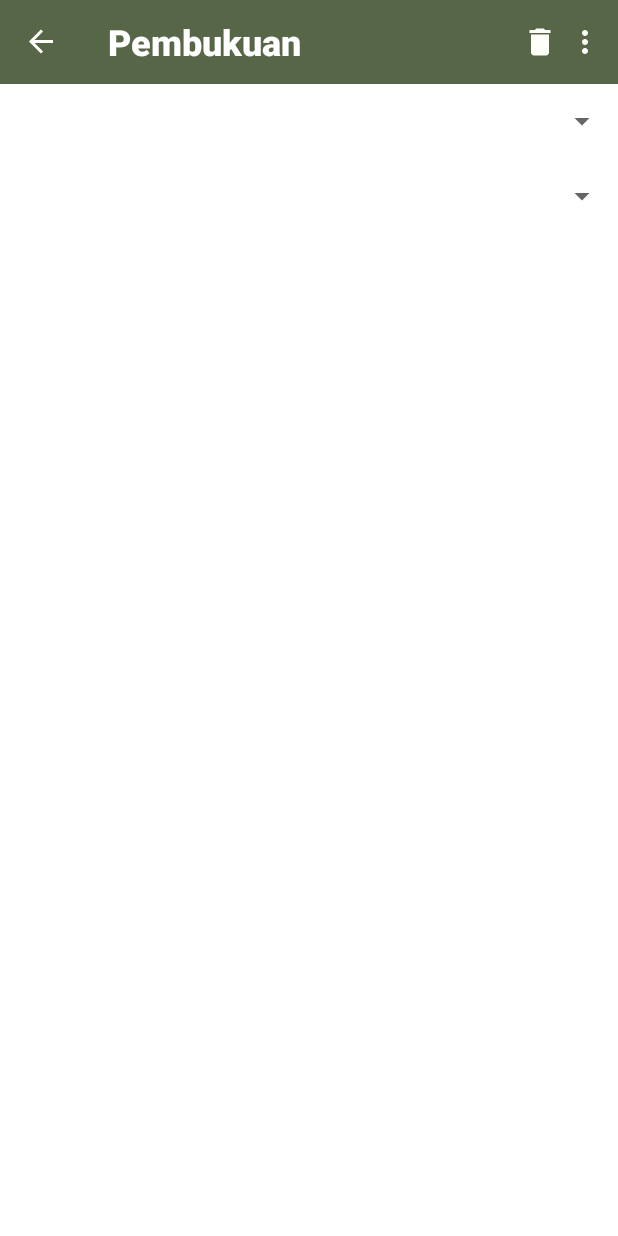
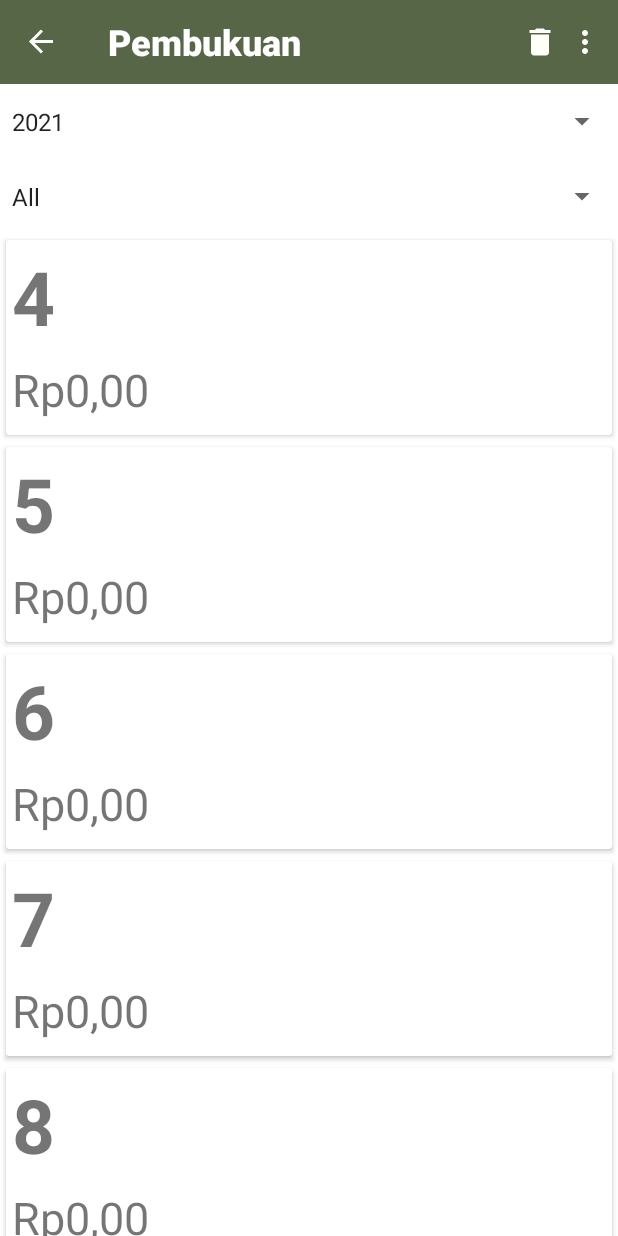
Before and after one commit to Safina98/App21, an Android app: the BookSummaryFragment screen opened through its navigation route, in the options menu, after a tap on "Import Data", on a phone screen of 412 x 824 dp. Run offline under Robolectric (Android 15) with nearby library versions, the phone set to English and light mode, and no system bars; our stand-ins replace Room's generated code, data binding, navigation-ui; Roboto replaces fonts that are not available here.

Commit message:
fix summary rv

```diff
--- a/app/src/main/java/com/example/app21try6/bookkeeping/editdetail/BookKeepeingFragment.kt
+++ b/app/src/main/java/com/example/app21try6/bookkeeping/editdetail/BookKeepeingFragment.kt
@@ -3,6 +3,7 @@ package com.example.app21try6.bookkeeping.editdetail
 import android.app.AlertDialog
 import android.os.Bundle
 import android.text.InputType
+import android.util.Log
 import androidx.fragment.app.Fragment
 import android.view.LayoutInflater
 import android.view.View
@@ -37,6 +38,7 @@ class BookKeepeingFragment : Fragment() {
         val dataSource2 = VendibleDatabase.getInstance(application).productDao
 
         val date= arguments?.let { BookKeepeingFragmentArgs.fromBundle(it).date }
+
         //Toast.makeText(context, date!![2]?.toString(),Toast.LENGTH_LONG).show()
         val viewModelFactory = BookkeepingViewModelFactory(dataSource,dataSource2,application, date!!)
         binding.lifecycleOwner = this
--- a/app/src/main/java/com/example/app21try6/bookkeeping/editdetail/BookkeepingViewModel.kt
+++ b/app/src/main/java/com/example/app21try6/bookkeeping/editdetail/BookkeepingViewModel.kt
@@ -26,16 +26,13 @@ class BookkeepingViewModel(val database: SummaryDbDao,
     private val uiScope = CoroutineScope(Dispatchers.Main +  viewModelJob)
     private val months = arrayOf("all","Januari", "Februari", "Maret","April","Mei","Juni","Juli","Agustus","September","Oktober","November","Desember")
     val dayly_sells = database.getToday(date[0].toInt(), date[1], date[2].toInt())
-    val totalToday = database.getTotalToday(date[0].toInt(), date[1], date[2].toInt())
-
-    val playerName: LiveData<String> =
-            Transformations.map(totalToday) { formatRupiah(it).toString() }
+    // edited val totalToday = database.getTotalToday(date[0].toInt(), date[1], date[2].toInt())
+    //edited val playerName: LiveData<String> =
+      //edited      Transformations.map(totalToday) { formatRupiah(it).toString() }
     val inFormat = SimpleDateFormat("dd-MM-yyyy")
     val day = android.text.format.DateFormat.format("EEEE",inFormat.parse(date[2].toString()+"-"+months.indexOf(date[1]).toString()+"-"+date[0].toString())) as String
     val day_string = day +", "+date[2]+" "+date[1]+", "+date[0]
-
     var all_item_from_db = database2.getAllProduct()
-
     private val _navigateToVendible = MutableLiveData<Boolean>()
     val navigateToVendible:LiveData<Boolean>
         get() = _navigateToVendible
--- a/app/src/main/java/com/example/app21try6/bookkeeping/summary/BookSummaryFragment.kt
+++ b/app/src/main/java/com/example/app21try6/bookkeeping/summary/BookSummaryFragment.kt
@@ -12,26 +12,25 @@ import android.os.Bundle
 import android.os.Environment
 import android.util.Log
 import android.view.*
+import android.widget.AdapterView
+import android.widget.ArrayAdapter
 import android.widget.Button
 import android.widget.Toast
 import androidx.activity.result.contract.ActivityResultContracts
+import androidx.annotation.RequiresApi
 import androidx.core.app.ActivityCompat
 import androidx.core.content.ContextCompat
 import androidx.core.content.FileProvider
 import androidx.databinding.DataBindingUtil
 import androidx.fragment.app.Fragment
-import androidx.fragment.app.FragmentManager
 import androidx.fragment.app.viewModels
 import androidx.lifecycle.Observer
 import androidx.lifecycle.ViewModelProvider
 import androidx.navigation.fragment.findNavController
-import com.example.app21try6.BuildConfig
 import com.example.app21try6.database.SummaryDatabase
 import com.example.app21try6.databinding.FragmentBookSummaryBinding
 import java.io.*
 import java.lang.Exception
-import java.lang.IllegalStateException
-import java.lang.IndexOutOfBoundsException
 import java.text.SimpleDateFormat
 import java.util.*
 
@@ -48,7 +47,6 @@ class BookSummaryFragment : Fragment(){
     // for storing our images
     lateinit var bmp: Bitmap
     lateinit var scaledbmp: Bitmap // creating a bitmap variable
-    // for storing our images
 
     // constant code for runtime permissions
     private val PERMISSION_REQUEST_CODE = 200
@@ -76,6 +74,7 @@ class BookSummaryFragment : Fragment(){
     }
 
 
+    @RequiresApi(Build.VERSION_CODES.O)
     override fun onCreateView(inflater: LayoutInflater, container: ViewGroup?,
                               savedInstanceState: Bundle?): View? {
         // Inflate the layout for this fragment
@@ -93,24 +92,52 @@ class BookSummaryFragment : Fragment(){
         } else {
            requestPermission()
         }
+        summaryViewModel.initialRv()
         val adapter = SummaryAdapter(SummaryListener {
+
+            summaryViewModel.onRvClick(it)
                     //if (it.day_n==0) {
+            /*
             if (summaryViewModel.is_month.value ==true){
                 Toast.makeText(context, it.month_n.toString(), Toast.LENGTH_LONG).show()
                 summaryViewModel._itemMonthPosition.value = summaryViewModel.months_list.indexOf(it.month_n)
                 summaryViewModel.onMontSelected()
-
             } else{
                 var date = arrayOf(it.year_n.toString(),it.month_n,it.day_n.toString())
                 summaryViewModel.onMonthDoneSelected()
                 summaryViewModel.onDayClicked(date)
                     }
+
+             */
                 })
         binding.recyclerViewSumary.adapter = adapter
 
         summaryViewModel.allItemFromSummary.observe(viewLifecycleOwner, Observer {
            // Toast.makeText(context,it.toString(),Toast.LENGTH_SHORT).show()
         })
+        val adapterYear = ArrayAdapter(requireContext(), R.layout.simple_dropdown_item_1line, viewModel.year_list)
+        binding.spinner.adapter = adapterYear
+
+        val adapterMonth = ArrayAdapter(requireContext(), R.layout.simple_dropdown_item_1line, viewModel.months_list)
+        binding.spinnerM.adapter = adapterMonth
+
+        binding.spinner.onItemSelectedListener = object : AdapterView.OnItemSelectedListener {
+            override fun onItemSelected(parent: AdapterView<*>, view: View?, position: Int, id: Long) {
+                val selectedItem = parent.getItemAtPosition(position).toString()
+                summaryViewModel.setSelectedYear(selectedItem)
+            }
+            override fun onNothingSelected(parent: AdapterView<*>) {
+            }
+        }
+        binding.spinnerM.onItemSelectedListener = object : AdapterView.OnItemSelectedListener {
+            override fun onItemSelected(parent: AdapterView<*>, view: View?, position: Int, id: Long) {
+                val selectedItem = parent.getItemAtPosition(position).toString()
+                summaryViewModel.setSelectedMonth(selectedItem)
+            }
+            override fun onNothingSelected(parent: AdapterView<*>) {
+            }
+        }
+        /*
         summaryViewModel.is_month.observe(requireActivity(), Observer {
             summaryViewModel.__days?.observe(viewLifecycleOwner, Observer {
                 it?.let {
@@ -120,6 +147,22 @@ class BookSummaryFragment : Fragment(){
             })
         })
 
+         */
+        summaryViewModel.selectedYear.observe(viewLifecycleOwner) {
+            // Handle the selected value
+            viewModel.updateRvNew()
+        }
+        summaryViewModel.selectedMonth.observe(viewLifecycleOwner){
+            viewModel.updateRvNew()
+        }
+        summaryViewModel.recyclerViewData.observe(viewLifecycleOwner){
+            it?.let {
+                Log.i("SUMMARYRV",it.toString())
+                adapter.submitList(it)
+                adapter.notifyDataSetChanged()
+            }
+        }
+        /*
         summaryViewModel._itemPosition.observe(requireActivity(),
                 object : Observer<Int> {
                     override fun onChanged(t: Int) {
@@ -131,6 +174,9 @@ class BookSummaryFragment : Fragment(){
                             }
                         })
                     }})
+
+         */
+        /*
         summaryViewModel._itemMonthPosition.observe(requireActivity(),
                 object : Observer<Int> {
                     override fun onChanged(t: Int?) {
@@ -145,6 +191,8 @@ class BookSummaryFragment : Fragment(){
                             }
                         })
                     }})
+
+         */
         summaryViewModel.navigateBookKeeping.observe(viewLifecycleOwner, Observer { date->
             date?.let {
                 this.findNavController().navigate(BookSummaryFragmentDirections.actionBookSummaryFragmentToBookKeepeingFragment3(date))
--- a/app/src/main/java/com/example/app21try6/bookkeeping/summary/ListModel.kt
+++ b/app/src/main/java/com/example/app21try6/bookkeeping/summary/ListModel.kt
@@ -2,5 +2,4 @@ package com.example.app21try6.bookkeeping.summary
 
 data class ListModel(var year_n:Int,var month_n:String, var month_nbr:Int,var day_n: Int,var nama:String,var day_name:String, var total:Double){
     constructor():this(0,"",0,0,"","",0.0)
-
 }
--- a/app/src/main/java/com/example/app21try6/bookkeeping/summary/SummaryAdapter.kt
+++ b/app/src/main/java/com/example/app21try6/bookkeeping/summary/SummaryAdapter.kt
@@ -69,7 +69,6 @@ class ProductDiffCallback: DiffUtil.ItemCallback<ListModel>() {
 
 class SummaryListener (val clickListener:(product: ListModel)->Unit){
     fun onClick(product: ListModel) = clickListener(product)
-
 }
 class SummaryLongListener(val longListener:(product: ListModel)->Unit ){
     fun onLongClick(v: View, product: ListModel):Boolean{
--- a/app/src/main/java/com/example/app21try6/bookkeeping/summary/SummaryViewModel.kt
+++ b/app/src/main/java/com/example/app21try6/bookkeeping/summary/SummaryViewModel.kt
@@ -3,23 +3,20 @@ package com.example.app21try6.bookkeeping.summary
 import android.R
 import android.annotation.SuppressLint
 import android.app.Application
-import android.content.Intent
 import android.database.sqlite.SQLiteException
-import android.graphics.Bitmap
 import android.graphics.Canvas
 import android.graphics.Paint
 import android.graphics.Typeface
 import android.graphics.pdf.PdfDocument
 import android.os.Build
-import android.os.Environment
 import android.util.Log
 import android.widget.Toast
 import androidx.annotation.RequiresApi
 import androidx.core.content.ContextCompat
 import androidx.lifecycle.AndroidViewModel
+import androidx.lifecycle.LiveData
 import androidx.lifecycle.MutableLiveData
-import com.example.app21try6.database.Product
-import com.example.app21try6.database.SubProduct
+import androidx.lifecycle.viewModelScope
 import com.example.app21try6.database.Summary
 import com.example.app21try6.database.SummaryDbDao
 import kotlinx.coroutines.*
@@ -46,7 +43,7 @@ class SummaryViewModel (val database: SummaryDbDao, application: Application):An
     private val PERMISSION_REQUEST_CODE = 200
 
     //Variables
-    val months_list = arrayOf("all","Januari", "Februari", "Maret","April","Mei","Juni","Juli","Agustus","September","Oktober","November","Desember")
+    val months_list = arrayOf("All","Januari", "Februari", "Maret","April","Mei","Juni","Juli","Agustus","September","Oktober","November","Desember")
     val year_list = arrayOf("2021","2022","2023","2024","2025","2026","2027","2028","2029","2030","2031")
     val year = Calendar.getInstance().get(Calendar.YEAR)
     var _itemPosition = MutableLiveData<Int>(year_list.indexOf(year.toString()))
@@ -70,6 +67,16 @@ class SummaryViewModel (val database: SummaryDbDao, application: Application):An
         }
     }
     val allItemFromSummary = database.getAllSummary()
+
+    private val _selectedYear= MutableLiveData<Int>(year)
+    val selectedYear
+        get() = _selectedYear
+    private val _selectedMonth= MutableLiveData<String>("All")
+    val selectedMonth
+        get() = _selectedMonth
+    private val _recyclerViewData = MutableLiveData<List<ListModel>>()
+    val recyclerViewData: LiveData<List<ListModel>>
+        get() = _recyclerViewData
 
     private val _navigateBookKeeping = MutableLiveData<Array<String>>()
     val navigateBookKeeping
@@ -101,6 +108,116 @@ class SummaryViewModel (val database: SummaryDbDao, application: Application):An
                 Toast.makeText(getApplication(),year,Toast.LENGTH_SHORT).show()
             }
             Toast.makeText(getApplication(),"Finnised",Toast.LENGTH_SHORT).show()
+        }
+    }
+    fun onRvClick(listModel: ListModel){
+        if (selectedMonth.value!="All"){
+            var clickedDate = arrayOf(listModel.year_n.toString(),listModel.month_n,listModel.day_n.toString())
+            Log.i("BOOKEEPING",clickedDate.toString())
+            onDayClick(clickedDate)
+        }else{
+            setSelectedMonth(listModel.month_n)
+            setSelectedYear(listModel.year_n.toString())}
+    }
+    fun setSelectedYear(year:String){
+        _selectedYear.value = year.toInt()
+    }
+    fun setSelectedMonth(month:String){
+        selectedMonth.value = month
+    }
+    fun monthToNumber(monthString: String):Int{
+        val monthNumbers = mapOf(
+            "Januari" to 1,
+            "Februari" to 2,
+            "Maret" to 3,
+            "April" to 4,
+            "Mei" to 5,
+            "Juni" to 6,
+            "Juli" to 7,
+            "Agustus" to 8,
+            "September" to 9,
+            "Oktober" to 10,
+            "November" to 11,
+            "Desember" to 12
+        )
+        val month = monthNumbers[monthString]
+            ?: throw IllegalArgumentException("Invalid month name: $monthString")
+        return month ?: 0
+    }
+    @RequiresApi(Build.VERSION_CODES.O)
+    fun getNumberOfDaysInMonth(year: Int, month: Int, locale: Locale = Locale("id")): Int {
+        val yearMonth = YearMonth.of(year, month)
+        return yearMonth.lengthOfMonth()
+    }
+    fun initialRv(){
+        var initialList = mutableListOf<ListModel>()
+        for(i in months_list){
+            if(i!="All"){
+                initialList.add(ListModel(0,i,0,0,i,"",0.0))
+            }
+        }
+        _recyclerViewData.value = initialList
+
+    }
+    @RequiresApi(Build.VERSION_CODES.O)
+    fun updateRvNew() {
+        viewModelScope.launch {
+            val currentList = mutableListOf<ListModel>()
+            if (selectedMonth.value == "All") {
+                initialRv()
+                val filteredData = getMonthlyData()
+                updateListWithFilteredData(currentList, filteredData)
+            } else {
+                val filteredData = getDailyDataForSelectedMonth()
+                updateListForSelectedMonth(currentList, filteredData)
+            }
+            _recyclerViewData.value = currentList
+        }
+    }
+
+    @RequiresApi(Build.VERSION_CODES.O)
+    private suspend fun getMonthlyData(): List<ListModel> {
+        return withContext(Dispatchers.IO) {
+            database.getMonthlyData(_selectedYear.value ?: year)
+        }
+    }
+
+    @RequiresApi(Build.VERSION_CODES.O)
+    private suspend fun getDailyDataForSelectedMonth(): List<ListModel> {
+        return withContext(Dispatchers.IO) {
+            database.getDailyData(_selectedYear.value ?: year, selectedMonth.value!!)
+        }
+    }
+
+    @RequiresApi(Build.VERSION_CODES.O)
+    private fun updateListWithFilteredData(currentList: MutableList<ListModel>, filteredData: List<ListModel>) {
+        currentList.addAll(_recyclerViewData.value.orEmpty())
+        val filteredMap = filteredData.associateBy { it.month_n }
+        currentList.forEach { currentItem ->
+            filteredMap[currentItem.month_n]?.let { filteredItem ->
+                currentItem.total = filteredItem.total
+                currentItem.year_n = filteredItem.year_n
+                currentItem.month_n = filteredItem.month_n
+                currentItem.nama = filteredItem.nama
+            }
+        }
+    }
+
+    @RequiresApi(Build.VERSION_CODES.O)
+    private fun updateListForSelectedMonth(currentList: MutableList<ListModel>, filteredData: List<ListModel>) {
+        val monthNumber = monthToNumber(selectedMonth.value!!)
+        val numberOfDays = getNumberOfDaysInMonth(selectedYear.value ?: year, monthNumber)
+        for (day in 1..numberOfDays) {
+            currentList.add(ListModel(selectedYear.value!!, selectedMonth.value ?: "", monthNumber, day, day.toString(), "", 0.0))
+        }
+        filteredData.forEach { filteredItem ->
+            currentList.find { it.day_n == filteredItem.day_n }?.apply {
+                total = filteredItem.total
+                nama = filteredItem.nama
+                day_n = filteredItem.day_n
+                year_n = filteredItem.year_n
+                month_n = filteredItem.month_n
+            }
         }
     }
     fun insertCSV(token: List<String>){
@@ -147,7 +264,7 @@ class SummaryViewModel (val database: SummaryDbDao, application: Application):An
     private  suspend fun insert(summary: Summary){ withContext(Dispatchers.IO) { database.insert(summary) } }
     fun onClear() { uiScope.launch {clear() } }
     suspend fun clear() { withContext(Dispatchers.IO) { database.clear() } }
-    fun onDayClicked(id: Array<String>){ _navigateBookKeeping.value = id }
+    fun onDayClick(id: Array<String>){ _navigateBookKeeping.value = id }
     @SuppressLint("NullSafeMutableLiveData") fun onDayNavigated() { _navigateBookKeeping.value  = null }
     fun onMontSelected(){ _is_month.value = false }
     fun onMonthDoneSelected(){ _is_month.value =true }
--- a/app/src/main/java/com/example/app21try6/database/SummaryDbDao.kt
+++ b/app/src/main/java/com/example/app21try6/database/SummaryDbDao.kt
@@ -12,19 +12,14 @@ import com.example.app21try6.bookkeeping.summary.ListModel
 interface SummaryDbDao {
     @Insert
     fun insert(summary: Summary)
-
     @Update
     fun update(summary: Summary)
-
     @Query("SELECT * from summary_table WHERE id_m = :key")
     fun get(key:Long):Summary?
-
     @Query("DELETE FROM summary_table")
     fun clear()
-
     @Query("DELETE FROM summary_table WHERE month = 'empty' OR day = 0 or month_number=0")
     fun clearEmpties()
-
     @Query("DELETE  FROM summary_table WHERE year = :year_ AND month = :month_ AND day = :day_ AND id_m = :item_name_ ")
     fun deleteItemSummary(year_: Int,month_: String,day_:Int,item_name_:Int)
 
@@ -64,6 +59,13 @@ interface SummaryDbDao {
     fun getAllDayNew(year_: Int,month_: String):LiveData<List<ListModel>>
     @Query("SELECT year as year_n,month as month_n,month_number as month_nbr, month as nama,day as day_n,day_name as day_name,SUM(total_income) as total FROM SUMMARY_TABLE  WHERE year = :year_  GROUP BY month ORDER BY month_nbr ASC")
     fun getAllMonthNew(year_: Int):LiveData<List<ListModel>>
+
+    @Query("SELECT year as year_n,month as month_n,month_number as month_nbr, month as nama,day as day_n,day_name as day_name,SUM(total_income) as total FROM SUMMARY_TABLE  WHERE year = :year_  GROUP BY month ORDER BY month_nbr ASC")
+    fun getMonthlyData(year_: Int):List<ListModel>
+
+    @Query("SELECT year as year_n,month as month_n, month_number as month_nbr,day as day_n,day as nama,day_name as day_name,SUM(total_income) as total FROM SUMMARY_TABLE  WHERE year = :year_ AND month = :month_ AND day !=0 GROUP BY day ")
+    fun getDailyData(year_: Int,month_: String):List<ListModel>
+
     @Query("SELECT * FROM summary_table ORDER BY month_number")
     fun getAllSummary():LiveData<List<Summary>>
 
--- a/app/src/main/res/layout/fragment_book_keepeing.xml
+++ b/app/src/main/res/layout/fragment_book_keepeing.xml
@@ -117,14 +117,15 @@
                 android:layout_width="match_parent"
                 android:layout_height="match_parent"
                 android:orientation="horizontal">
+                <!-- edited
                 <TextView
                     android:layout_width="0dp"
                     android:layout_weight="1"
                     android:layout_height="70dp"
                     android:fontFamily="@font/alegreya_sc"
                     android:text="@{ bookViewModel.playerName}"
-
                     android:textSize="48sp" />
+                    -->
                 <!--android:textColor="@color/black"-->
                 <com.google.android.material.floatingactionbutton.FloatingActionButton
                     android:id="@+id/btn_add_new_item"
--- a/app/src/main/res/layout/fragment_book_summary.xml
+++ b/app/src/main/res/layout/fragment_book_summary.xml
@@ -37,18 +37,15 @@
                 android:id="@+id/spinner"
                 android:layout_width="match_parent"
                 android:layout_height="50dp"
-                android:entries="@{summaryViewModel.year_list}"
-                android:selectedItemPosition="@={summaryViewModel._itemPosition}"
                 />
             <Spinner
                 android:id="@+id/spinner_m"
                 android:layout_width="match_parent"
                 android:layout_height="50dp"
                 android:layout_gravity="center_horizontal"
-                android:entries="@{summaryViewModel.months_list}"
                 android:foregroundGravity="center_horizontal"
                 android:gravity="center_horizontal"
-                android:selectedItemPosition="@={summaryViewModel._itemMonthPosition}" />
+                />
             <androidx.recyclerview.widget.RecyclerView
                 android:layout_width="match_parent"
                 android:layout_height="wrap_content"
--- /dev/null
+++ b/app/src/main/res/values/arrays.xml
@@ -0,0 +1,18 @@
+<?xml version="1.0" encoding="utf-8"?>
+<resources>
+    <string-array name="bulan">
+        <item>ALL</item>
+        <item>01</item>
+        <item>02</item>
+        <item>03</item>
+        <item>04</item>
+        <item>05</item>
+        <item>06</item>
+        <item>07</item>
+        <item>08</item>
+        <item>09</item>
+        <item>10</item>
+        <item>11</item>
+        <item>12</item>
+    </string-array>
+</resources>
```
Lines whose indentation alone changed are shown as unchanged.
